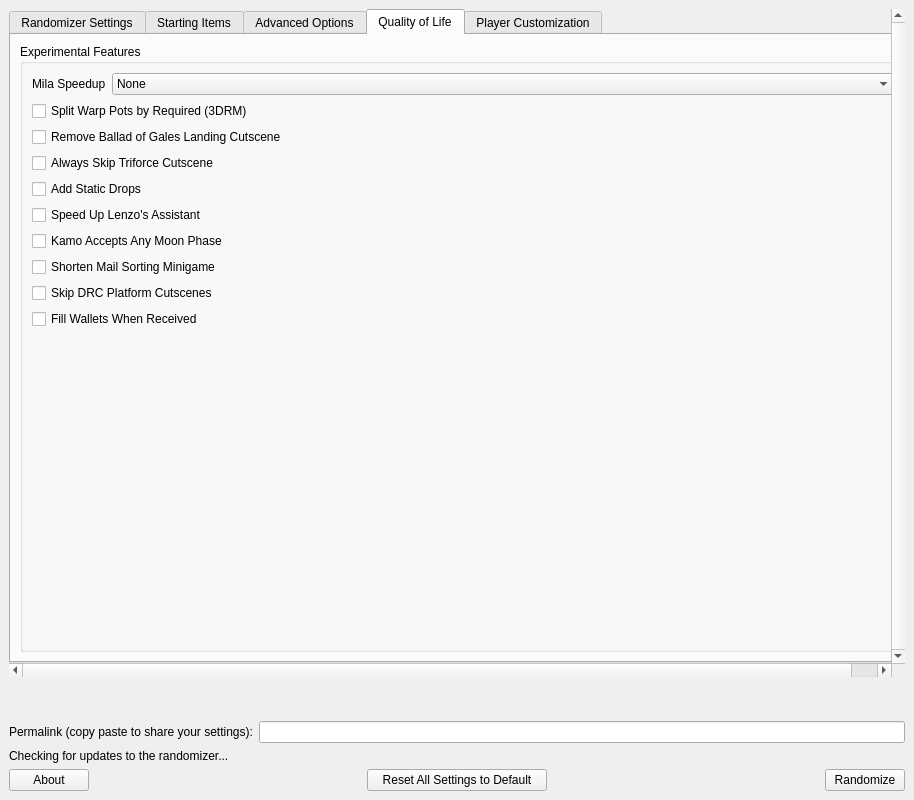
Old version of the form wwr_ui/randomizer_window.ui in the repository tanjo3/wwrando.
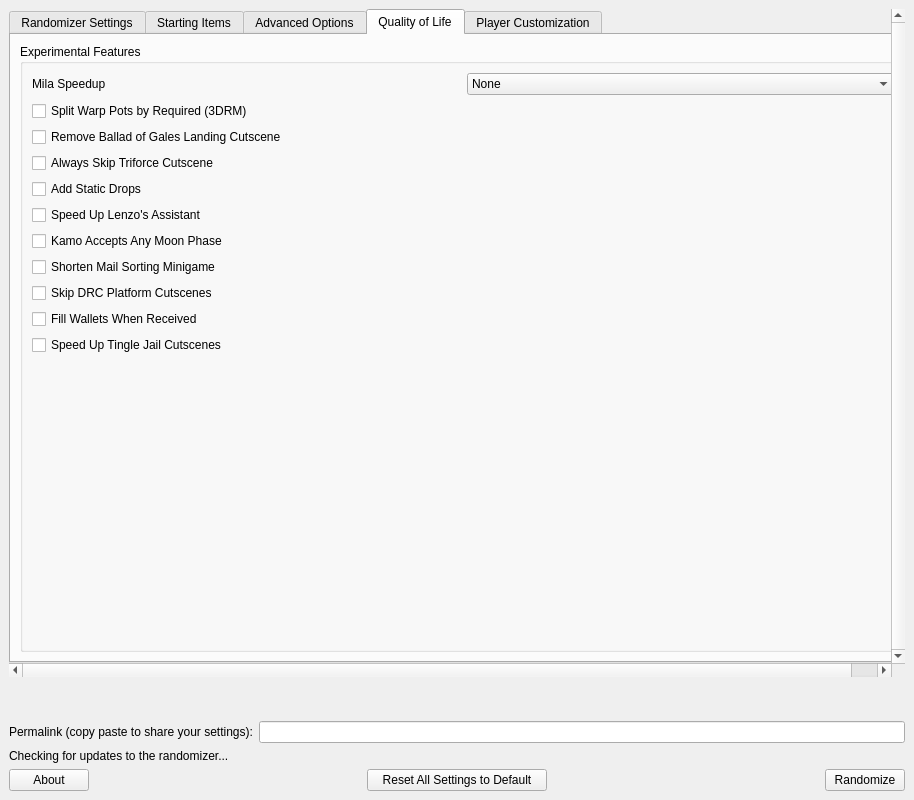
New version of the form. The open tabs and pages were chosen to show the change. Custom widgets are drawn as their Qt base class.

Commit message: add speedup tingle jail option

Patch:
```diff
--- a/wwr_ui/randomizer_window.ui
+++ b/wwr_ui/randomizer_window.ui
@@ -1246,7 +1246,7 @@
                   <widget class="QComboBox" name="mila_speedup">
                    <property name="sizePolicy">
                     <sizepolicy hsizetype="Preferred" vsizetype="Fixed">
-                     <horstretch>1</horstretch>
+                     <horstretch>0</horstretch>
                      <verstretch>0</verstretch>
                     </sizepolicy>
                    </property>
@@ -1332,6 +1332,13 @@
                  </property>
                 </widget>
                </item>
+               <item>
+                <widget class="QCheckBox" name="speedup_tingle_jail">
+                 <property name="text">
+                  <string>Speed Up Tingle Jail Cutscenes</string>
+                 </property>
+                </widget>
+               </item>
                <item>
                 <spacer name="verticalSpacer_qol">
                  <property name="orientation">
```
The commit also changes 4 other files.
